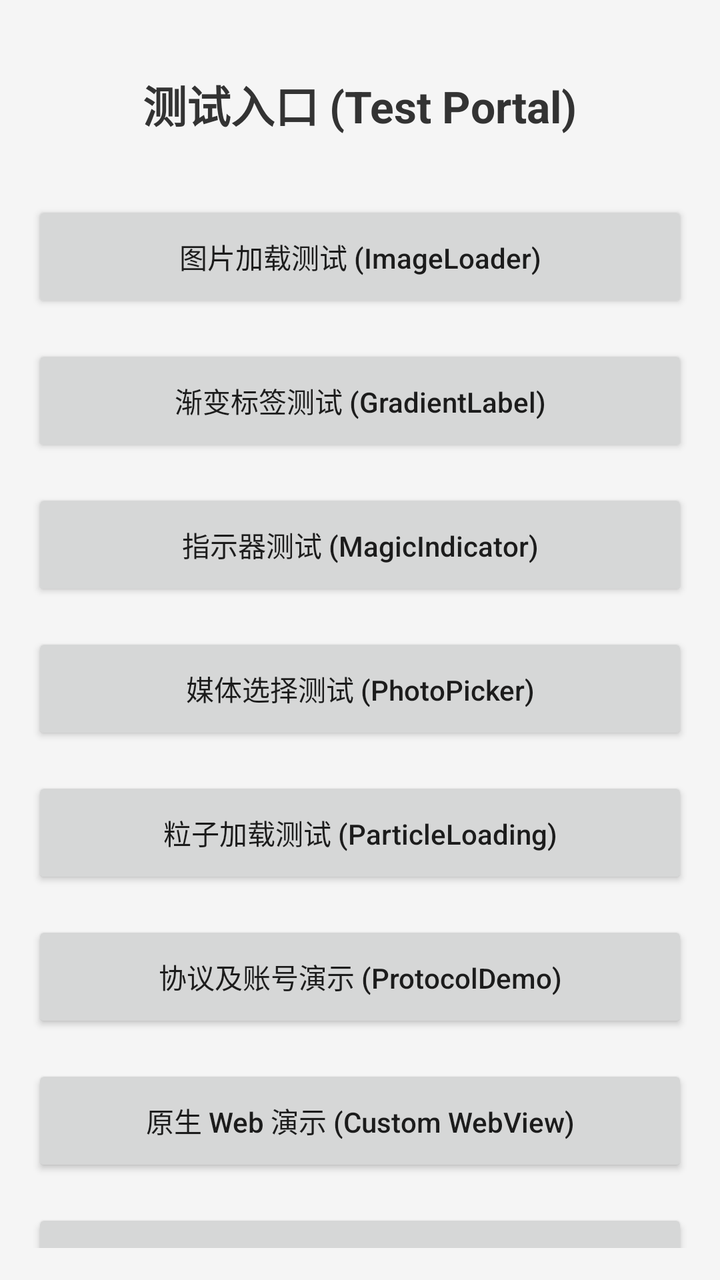
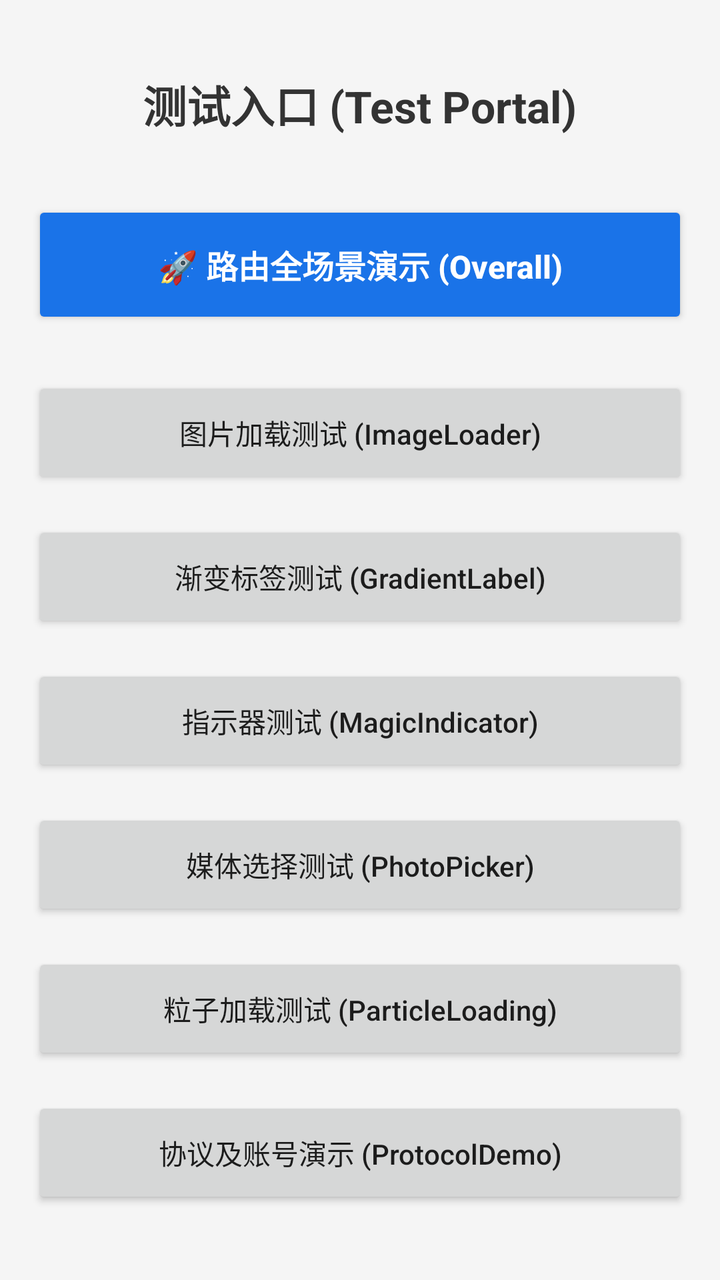

An Android layout rendered at two revisions. The XML below is the earlier revision; the diff shows what the commit changed to produce the second picture.
<!-- AndroidManifest.xml: another module's application theme Theme.ApplicationArchitecture -->
<!-- res/layout/activity_test.xml -->
<?xml version="1.0" encoding="utf-8"?>
<LinearLayout xmlns:android="http://schemas.android.com/apk/res/android"
    xmlns:app="http://schemas.android.com/apk/res-auto"
    xmlns:tools="http://schemas.android.com/tools"
    android:layout_width="match_parent"
    android:layout_height="match_parent"
    android:background="#F5F5F5"
    android:gravity="center_horizontal"
    android:orientation="vertical"
    android:padding="16dp">

    <TextView
        android:layout_width="wrap_content"
        android:layout_height="wrap_content"
        android:layout_marginBottom="32dp"
        android:layout_marginTop="20dp"
        android:text="测试入口 (Test Portal)"
        android:textColor="#333333"
        android:textSize="22sp"
        android:textStyle="bold" />

    <Button
        android:id="@+id/btn_image_loader"
        android:layout_width="match_parent"
        android:layout_height="56dp"
        android:layout_marginBottom="16dp"
        android:text="图片加载测试 (ImageLoader)"
        android:textAllCaps="false" />

    <Button
        android:id="@+id/btn_gradient_label"
        android:layout_width="match_parent"
        android:layout_height="56dp"
        android:layout_marginBottom="16dp"
        android:text="渐变标签测试 (GradientLabel)"
        android:textAllCaps="false" />

    <Button
        android:id="@+id/btn_magic_indicator"
        android:layout_width="match_parent"
        android:layout_height="56dp"
        android:layout_marginBottom="16dp"
        android:text="指示器测试 (MagicIndicator)"
        android:textAllCaps="false" />

    <Button
        android:id="@+id/btn_photo_picker"
        android:layout_width="match_parent"
        android:layout_height="56dp"
        android:layout_marginBottom="16dp"
        android:text="媒体选择测试 (PhotoPicker)"
        android:textAllCaps="false" />

    <Button
        android:id="@+id/btn_particle_loading"
        android:layout_width="match_parent"
        android:layout_height="56dp"
        android:layout_marginBottom="16dp"
        android:text="粒子加载测试 (ParticleLoading)"
        android:textAllCaps="false" />

    <Button
        android:id="@+id/btn_protocol_demo"
        android:layout_width="match_parent"
        android:layout_height="56dp"
        android:layout_marginBottom="16dp"
        android:text="协议及账号演示 (ProtocolDemo)"
        android:textAllCaps="false" />

    <Button
        android:id="@+id/btn_webview"
        android:layout_width="match_parent"
        android:layout_height="56dp"
        android:layout_marginBottom="16dp"
        android:text="原生 Web 演示 (Custom WebView)"
        android:textAllCaps="false" />

    <Button
        android:id="@+id/btn_net_dynamic"
        android:layout_width="match_parent"
        android:layout_height="56dp"
        android:layout_marginBottom="16dp"
        android:text="动态 BaseUrl 演示 (Net Dynamic)"
        android:textAllCaps="false" />

    <TextView
        android:layout_width="wrap_content"
        android:layout_height="wrap_content"
        android:layout_marginTop="20dp"
        android:text="预览效果 (Preview Components)"
        android:textColor="#666666"
        android:textSize="14sp" />

    <com.wkq.ui.widget.GradientShapeLabelView
        android:layout_width="wrap_content"
        android:layout_height="36dp"
        android:layout_marginTop="16dp"
        android:paddingStart="16dp"
        android:paddingEnd="16dp"
        app:label_bg_end_color="#FF80AB"
        app:label_bg_orientation="left_right"
        app:label_bg_radius="18dp"
        app:label_bg_start_color="#FF4081"
        app:label_left_icon="@android:drawable/ic_menu_gallery"
        app:label_text="Gradient Label Sample"
        app:label_text_color="#FFFFFF"
        app:label_text_size="13sp"
        app:label_icon_padding="4dp"
        app:label_icon_size="16dp" />

</LinearLayout>
<!-- resources referenced by this layout -->
<resources>
  <style name="Theme.ApplicationArchitecture" parent="Theme.AppCompat.DayNight.NoActionBar" />
</resources>

<!-- the commit's change to res/layout/activity_test.xml (unified diff, before → after) -->
@@ -18,6 +18,18 @@
         android:textColor="#333333"
         android:textSize="22sp"
         android:textStyle="bold" />
+
+    <Button
+        android:id="@+id/btn_router_overall"
+        android:layout_width="match_parent"
+        android:layout_height="64dp"
+        android:layout_marginBottom="24dp"
+        android:text="🚀 路由全场景演示 (Overall)"
+        android:textStyle="bold"
+        android:textSize="16sp"
+        android:textAllCaps="false"
+        android:backgroundTint="#1A73E8"
+        android:textColor="#FFFFFF"/>
 
     <Button
         android:id="@+id/btn_image_loader"
@@ -83,6 +95,54 @@
         android:text="动态 BaseUrl 演示 (Net Dynamic)"
         android:textAllCaps="false" />
 
+    <Button
+        android:id="@+id/btn_router_advanced"
+        android:layout_width="match_parent"
+        android:layout_height="56dp"
+        android:layout_marginBottom="16dp"
+        android:text="高级路由演示 (Result + Interceptor)"
+        android:textAllCaps="false" />
+
+    <LinearLayout
+        android:layout_width="match_parent"
+        android:layout_height="wrap_content"
+        android:layout_marginBottom="16dp"
+        android:orientation="horizontal">
+
+        <Button
+            android:id="@+id/btn_router_fragment"
+            android:layout_width="0dp"
+            android:layout_height="56dp"
+            android:layout_weight="1"
+            android:layout_marginEnd="8dp"
+            android:text="获取 Fragment"
+            android:textAllCaps="false" />
+
+        <Button
+            android:id="@+id/btn_router_view"
+            android:layout_width="0dp"
+            android:layout_height="56dp"
+            android:layout_weight="1"
+            android:layout_marginEnd="8dp"
+            android:text="获取 View"
+            android:textAllCaps="false" />
+
+        <Button
+            android:id="@+id/btn_router_util"
+            android:layout_width="0dp"
+            android:layout_height="56dp"
+            android:layout_weight="1"
+            android:text="获取 Util"
+            android:textAllCaps="false" />
+    </LinearLayout>
+
+    <FrameLayout
+        android:id="@+id/container"
+        android:layout_width="match_parent"
+        android:layout_height="120dp"
+        android:layout_marginBottom="16dp"
+        android:background="#EEEEEE" />
+
     <TextView
         android:layout_width="wrap_content"
         android:layout_height="wrap_content"
